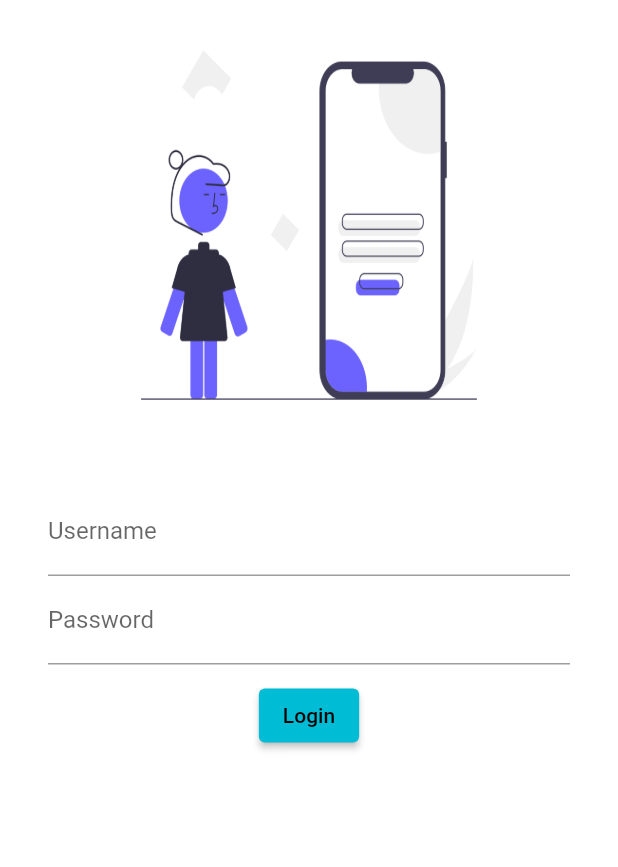
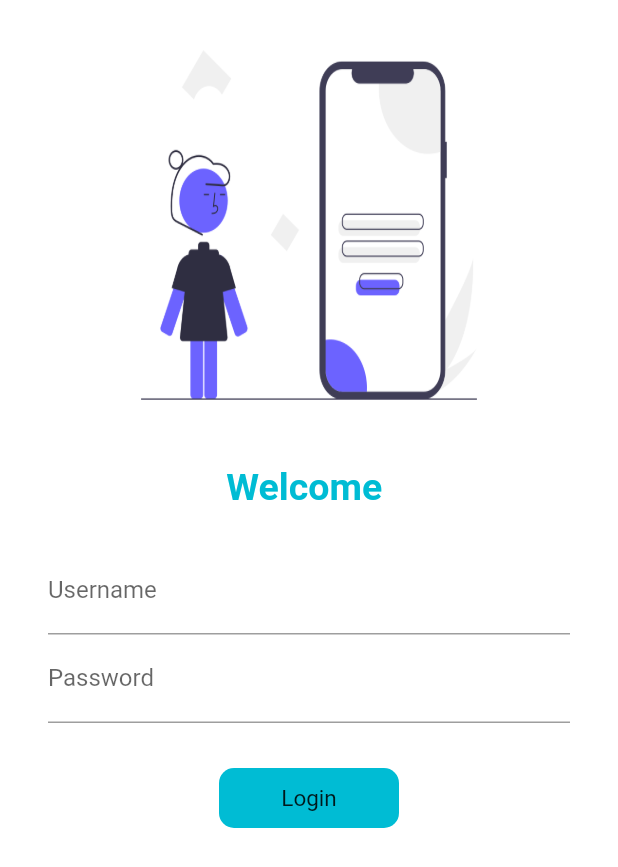
Before and after one commit to 22shreyA/Flutter-Learn, a Flutter app: the screen it shows after launch, on a phone screen of 412 x 824 dp. Shown: the top 867 px of the screen. Run offline on Flutter 3.47's test engine with Material 2 defaults, Android fonts, the phone set to English and light mode, and no system bars; our stand-ins replace google_fonts.

Commit message:
day 6 completed

```diff
--- a/lib/pages/home_page.dart
+++ b/lib/pages/home_page.dart
@@ -2,7 +2,7 @@ import 'package:flutter/material.dart';
 
 class HomePage extends StatelessWidget {
 
-    final int day = 7;
+    final int day = 10;
     final String name = "Shreya";
 
   @override
--- a/lib/pages/login_page.dart
+++ b/lib/pages/login_page.dart
@@ -4,8 +4,17 @@ import 'package:flutter/material.dart';
 import 'package:flutter_catalog/utils/routes.dart';
 import 'package:google_fonts/google_fonts.dart';
 
-class LoginPage extends StatelessWidget {
+class LoginPage extends StatefulWidget {
   const LoginPage({ Key? key }) : super(key: key);
+
+  @override
+  State<LoginPage> createState() => _LoginPageState();
+}
+
+class _LoginPageState extends State<LoginPage> {
+
+  String name = "";
+  bool changeButton = false;
 
   @override
   Widget build(BuildContext context) {
@@ -29,9 +38,20 @@ class LoginPage extends StatelessWidget {
               height: 300,
               width: 300,
             ),
-             const SizedBox(
-               height: 10,
+              SizedBox(
+               height: 10.0,
              ),
+              Text(
+               "Welcome $name",
+                style: TextStyle(
+                   fontSize: 25,
+                   fontWeight: FontWeight.bold,
+                   color: Colors.cyan,
+                ),
+              ),
+              SizedBox(
+                height: 10.0,
+              ),
              Padding(
                padding: EdgeInsets.symmetric(vertical: 15.0, horizontal: 32.0),
                child: Column(children: [
@@ -43,6 +63,10 @@ class LoginPage extends StatelessWidget {
                      fontSize: 10,
                    )
                  ),
+                  onChanged: (value){
+                   name = value;
+                   setState(() { });
+                 },
                ),
                TextFormField(
                  obscureText: true,
@@ -55,13 +79,43 @@ class LoginPage extends StatelessWidget {
                  ),
                ),
                const SizedBox(
-                  height: 10,
+                  height: 30.0,
                ),
-               ElevatedButton(
-                 onPressed:() {
-                    Navigator.pushNamed(context, MyRoutes.homeRoute);
-                 },
-                 child: const Text ("Login")),
+              //  ElevatedButton(
+              //    onPressed:() {
+              //       Navigator.pushNamed(context, MyRoutes.homeRoute);
+              //    },
+              //    child: Text ("Login"),
+              //    style: TextButton.styleFrom(minimumSize: Size(120, 40)),
+              //   ),
+              InkWell(
+                onTap: () async{
+                  setState(() {
+                    changeButton = true;
+                  });
+
+                  await Future.delayed(Duration(seconds: 1));
+                   Navigator.pushNamed(context, MyRoutes.homeRoute);
+                },
+                child: AnimatedContainer(
+                  duration: Duration(seconds: 1),
+                   height : 40,
+                   width : changeButton ? 40 : 120,
+                   alignment: Alignment.center,
+                   child: changeButton ? Icon(Icons.done, color: Colors.white,) : Text(
+                      "Login",
+                      style: TextStyle(
+                         fontWeight: FontWeight.normal,
+                         fontSize: 15,
+                      ),
+                   ),
+                   decoration: BoxDecoration(
+                     color: Colors.cyan,
+                    //  shape: changeButton ? BoxShape.circle : BoxShape.rectangle,
+                     borderRadius: BorderRadius.circular(changeButton ? 40 : 10),
+                   ),
+                 ),
+              )
                ],),
              )
 
```
